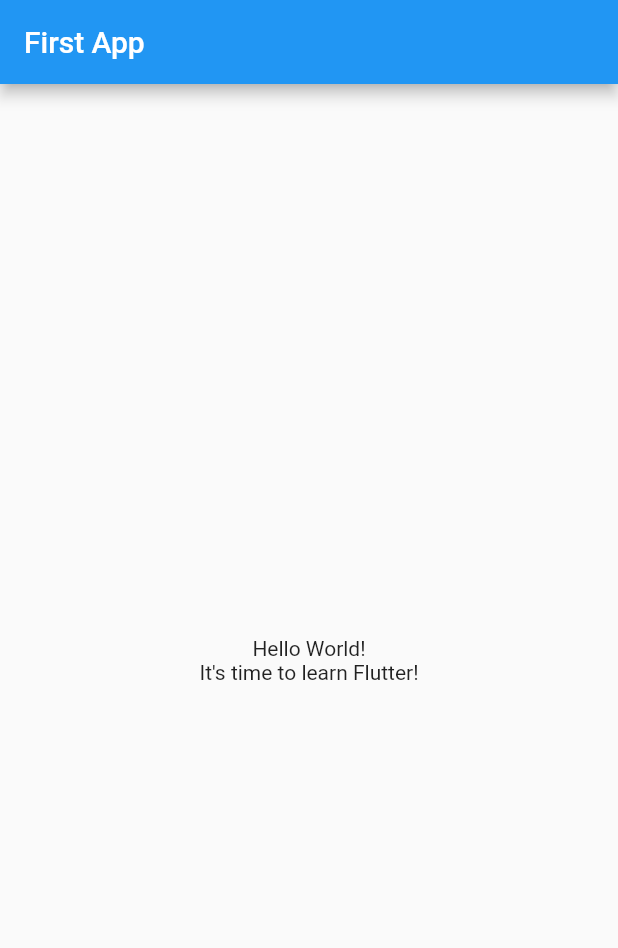
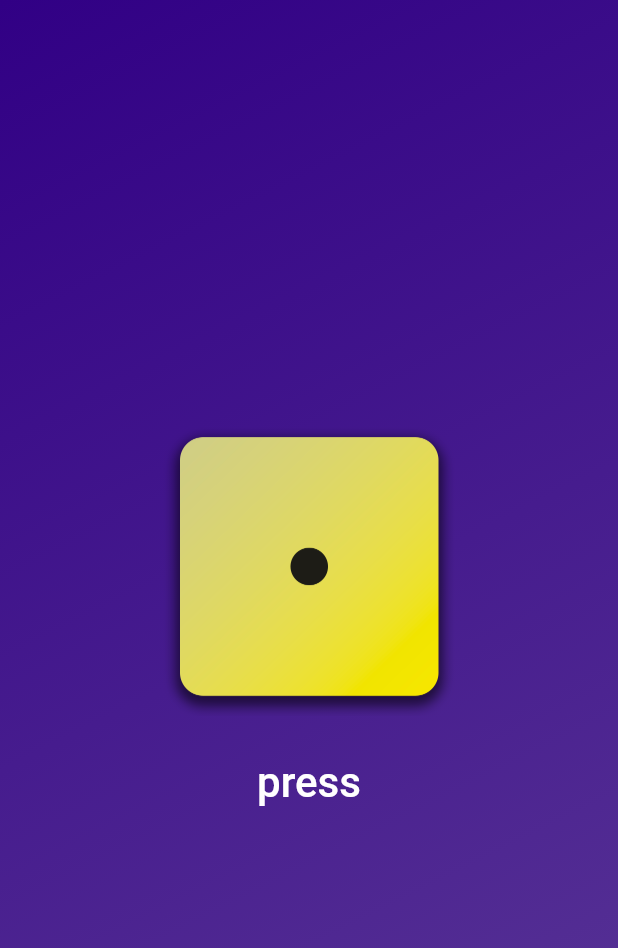
Before and after one commit to kim-hyunjin/hello-flutter, a Flutter app: the screen it shows after launch, on a phone screen of 412 x 824 dp. Shown: the top 948 px of the screen. Run offline on Flutter 3.47's test engine with Material 2 defaults, Android fonts, the phone set to English and light mode, and no system bars.

```diff
--- /dev/null
+++ b/roll_dice_app/lib/dice_roller.dart
@@ -0,0 +1,45 @@
+import 'package:flutter/material.dart';
+import 'package:roll_dice_app/styled_text.dart';
+
+class DiceRoller extends StatefulWidget {
+  const DiceRoller({super.key});
+
+  @override
+  State<DiceRoller> createState() {
+    return _DiceRollerState();
+  }
+}
+
+// _ mean only can use in this file's scope
+class _DiceRollerState extends State<DiceRoller> {
+  var activeDiceImage = 'assets/images/dice-1.png';
+
+  void rollDice() {
+    setState(() {
+      activeDiceImage = 'assets/images/dice-4.png';
+    });
+  }
+
+  @override
+  Widget build(BuildContext context) {
+    return Column(
+      mainAxisSize: MainAxisSize.min,
+      mainAxisAlignment: MainAxisAlignment.center,
+      children: [
+        Image.asset(
+          activeDiceImage,
+          width: 200,
+        ),
+        const SizedBox(
+          height: 20,
+        ),
+        TextButton(
+          onPressed: rollDice,
+          // style:
+          //     TextButton.styleFrom(padding: const EdgeInsets.only(top: 20)),
+          child: const StyledText('press'),
+        )
+      ],
+    );
+  }
+}
--- /dev/null
+++ b/roll_dice_app/lib/gradient_container.dart
@@ -0,0 +1,45 @@
+import 'package:flutter/material.dart';
+
+class GradientContainer extends StatelessWidget {
+  const GradientContainer(
+      {super.key,
+      required this.beginColor,
+      required this.endColor,
+      this.startAlignment = Alignment.topLeft,
+      this.endAlignment = Alignment.bottomRight,
+      this.child});
+
+  const GradientContainer.purple(
+      {super.key,
+      this.startAlignment = Alignment.topLeft,
+      this.endAlignment = Alignment.bottomRight,
+      this.child})
+      : beginColor = Colors.purple,
+        endColor = Colors.blue;
+  const GradientContainer.orange(
+      {super.key,
+      this.startAlignment = Alignment.topLeft,
+      this.endAlignment = Alignment.bottomRight,
+      this.child})
+      : beginColor = Colors.orange,
+        endColor = Colors.yellow;
+
+  final Color beginColor;
+  final Color endColor;
+  final Alignment startAlignment;
+  final Alignment endAlignment;
+  final Widget? child;
+
+  @override
+  Widget build(BuildContext context) {
+    return Container(
+      decoration: BoxDecoration(
+        gradient: LinearGradient(
+            colors: [beginColor, endColor],
+            begin: startAlignment,
+            end: endAlignment),
+      ),
+      child: Center(child: child),
+    );
+  }
+}
--- a/roll_dice_app/lib/main.dart
+++ b/roll_dice_app/lib/main.dart
@@ -1,37 +1,22 @@
 import 'package:flutter/material.dart';
+import 'package:roll_dice_app/dice_roller.dart';
+import 'package:roll_dice_app/gradient_container.dart';
 
 void main() {
   runApp(const MyApp());
 }
+
+const mainColor = Color.fromARGB(255, 49, 0, 133);
+const subColor = Color.fromARGB(255, 91, 56, 151);
 
 class MyApp extends StatelessWidget {
   const MyApp({super.key});
 
   @override
   Widget build(BuildContext context) {
-    return MaterialApp(
-      title: 'Flutter Demo',
-      theme: ThemeData(
-        primarySwatch: Colors.blue,
-      ),
-      home: Scaffold(
-        appBar: AppBar(
-          title: const Text('First App'),
-        ),
-        body: const Center(
-          child: Column(
-            mainAxisAlignment: MainAxisAlignment.center,
-            children: [
-              Text(
-                'Hello World!',
-              ),
-              Text(
-                'It\'s time to learn Flutter!',
-              ),
-            ],
-          ),
-        ),
-      ),
+    return const MaterialApp(
+      home: GradientContainer(
+          beginColor: mainColor, endColor: subColor, child: DiceRoller()),
     );
   }
 }
--- /dev/null
+++ b/roll_dice_app/lib/styled_text.dart
@@ -0,0 +1,18 @@
+import 'package:flutter/material.dart';
+
+class StyledText extends StatelessWidget {
+  final TextStyle style;
+  final String value;
+
+  const StyledText(this.value,
+      {super.key,
+      this.style = const TextStyle(color: Colors.white, fontSize: 28)});
+
+  @override
+  Widget build(BuildContext context) {
+    return Text(
+      value,
+      style: style,
+    );
+  }
+}
```
Also changed, not shown: roll_dice_app/pubspec.yaml (+7 -5 lines), roll_dice_app/assets/images/dice-1.png (added), roll_dice_app/assets/images/dice-2.png (added), roll_dice_app/assets/images/dice-3.png (added), roll_dice_app/assets/images/dice-4.png (added), roll_dice_app/assets/images/dice-5.png (added), roll_dice_app/assets/images/dice-6.png (added), 1 other file.
